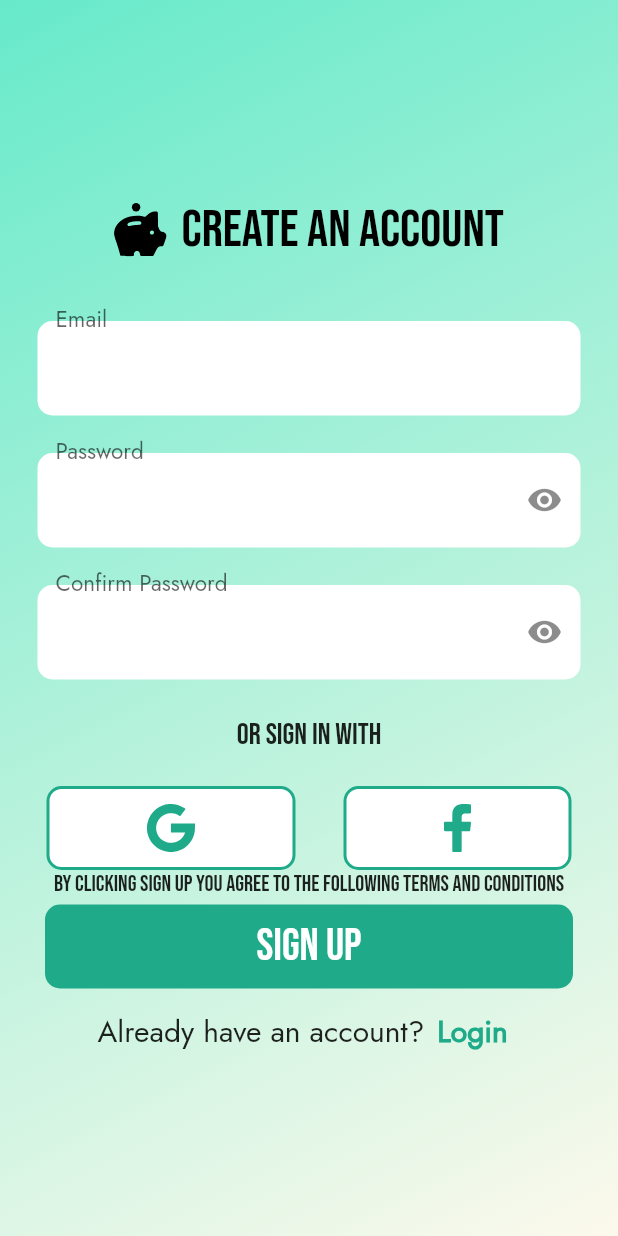
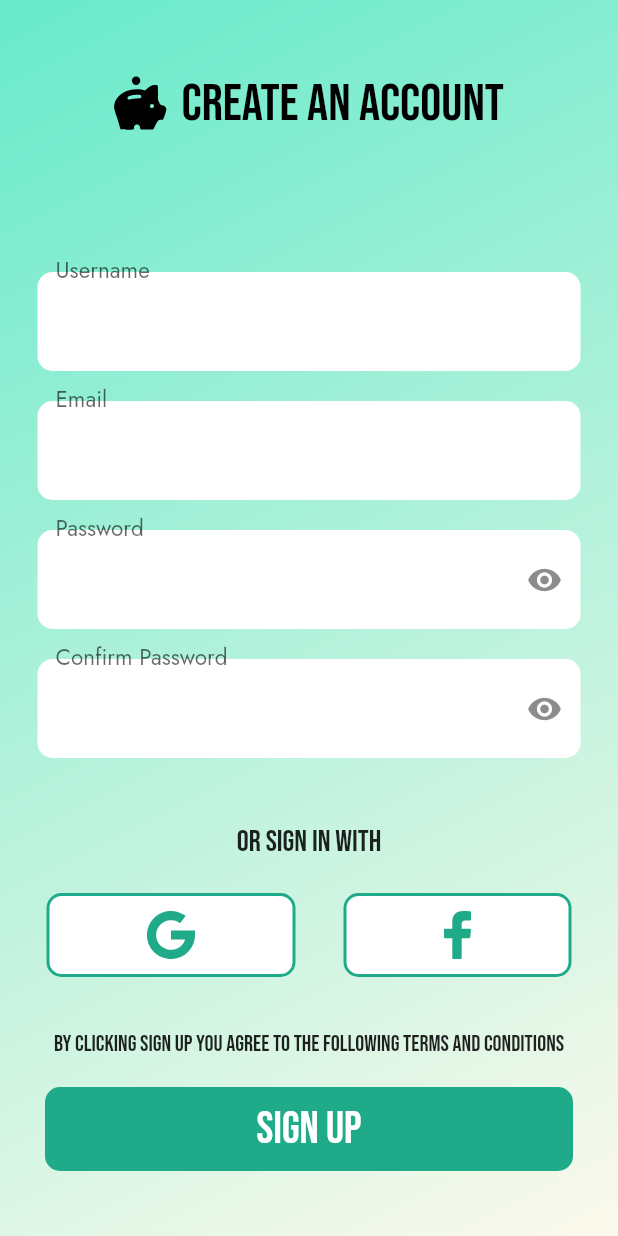
Before and after one commit to arskii/saveit_client, a Flutter app: the AuthScreen screen opened directly, after a tap on "Sign Up", on a phone screen of 412 x 824 dp. Run offline on Flutter 3.47's test engine with Material 2 defaults, Android fonts, the phone set to English and light mode, and no system bars; our stand-ins replace dio, flutter_svg, get.

Commit message:
Flex screens Expand Widgets

```diff
--- a/lib/components/main_button.dart
+++ b/lib/components/main_button.dart
@@ -18,7 +18,7 @@ class MainButton extends StatelessWidget {
     return InkWell(
       onTap: () => onTap(),
       child: Container(
-        margin: EdgeInsets.symmetric(vertical: 5, horizontal: 30),
+        margin: EdgeInsets.symmetric(vertical: 20, horizontal: 30),
         padding: EdgeInsets.symmetric(vertical: 10),
         decoration: BoxDecoration(
           borderRadius: BorderRadius.all(
--- a/lib/components/main_textfield.dart
+++ b/lib/components/main_textfield.dart
@@ -65,6 +65,7 @@ class MainTexfield extends StatelessWidget {
           labelText: labelText,
         ),
         style: TextStyle(
+          fontSize: 18,
           fontFamily: 'Jost',
         ),
       ),
--- a/lib/main.dart
+++ b/lib/main.dart
@@ -29,7 +29,7 @@ class MyApp extends StatelessWidget {
         primarySwatch: Colors.green,
         fontFamily: 'BebasNeue',
       ),
-      home: RemindersScreen(),
+      home: PinCodeScreen(),
     );
   }
 }
--- a/lib/screens/auth_screen.dart
+++ b/lib/screens/auth_screen.dart
@@ -49,7 +49,7 @@ class _AuthScreenState extends State<AuthScreen> {
               SizedBox(height: 50),
               MainButton(
                 onTap: () {
-                  Get.to(SignUP());
+                  Get.to(() => SignUpScreen());
                 },
                 text: 'Sign Up',
               ),
--- a/lib/screens/reminders_screen.dart
+++ b/lib/screens/reminders_screen.dart
@@ -33,7 +33,7 @@ class _RemindersScreenState extends State<RemindersScreen> {
             child: Column(
               children: [
                 Expanded(
-                  flex: 1,
+                  flex: 2,
                   child: Center(
                     child: Text(
                       'Reminders',
@@ -44,7 +44,7 @@ class _RemindersScreenState extends State<RemindersScreen> {
                   ),
                 ),
                 Expanded(
-                  flex: 7,
+                  flex: 10,
                   child: ListView(
                     children: [
                       RemindersCard(
@@ -86,7 +86,7 @@ class _RemindersScreenState extends State<RemindersScreen> {
                   ),
                 ),
                 Expanded(
-                  flex: 1,
+                  flex: 2,
                   child: Align(
                     child: MainButton(text: 'Add', onTap: () {}),
                     alignment: Alignment.bottomCenter,
--- a/lib/screens/signup_screen.dart
+++ b/lib/screens/signup_screen.dart
@@ -12,23 +12,25 @@ import 'package:http/http.dart';
 import '../components/social_button.dart';
 import '../constants.dart';
 
-class SignUP extends StatefulWidget {
-  SignUP({super.key});
+class SignUpScreen extends StatefulWidget {
+  SignUpScreen({super.key});
 
   @override
-  State<SignUP> createState() => _SignUPState();
+  State<SignUpScreen> createState() => _SignUpScreenState();
 }
 
-class _SignUPState extends State<SignUP> {
+class _SignUpScreenState extends State<SignUpScreen> {
   //text controlling
   final usernameController = TextEditingController();
+
+  final emailController = TextEditingController();
 
   final passwordController = TextEditingController();
 
   final repeatPasswordController = TextEditingController();
 
   final _formKey = GlobalKey<FormState>();
-  String? _email, _password, _returnPassword;
+  String? _username, _email, _password, _returnPassword;
 
   bool isHidden = true;
 
@@ -54,22 +56,38 @@ class _SignUPState extends State<SignUP> {
               child: Column(
                 mainAxisAlignment: MainAxisAlignment.center,
                 children: [
+                  // Welcome
+                  Expanded(
+                    flex: 1,
+                    child: TitleScreen(title: 'Create an account'),
+                  ),
+
+                  Expanded(
+                    flex: 3,
+                    child: Column(
+                      mainAxisAlignment: MainAxisAlignment.center,
+                      children: [
+                        MainTexfield(
+                          validator: (value) {
+                            if (value == null || value.isEmpty) {
+                              return '* Required';
+                            } else if (value.length < 4) {
+                              return "Username should be at least 4 characters";
+                            } else if (value.length > 30) {
+                              return "Username should not be greater than 30 characters";
+                            } else
+                              return null;
+                          },
+                          onSaved: (input) => _username = input!,
+                          keyboardType: TextInputType.text,
+                          controller: usernameController,
+                          labelText: 'Username',
+                          obscureText: false,
+                        ),
+
                         const SizedBox(
                           height: 20,
-                    width: 30,
                         ),
-
-                  // Welcome
-                  TitleScreen(title: 'Create an account'),
-
-                  const SizedBox(
-                    height: 40,
-                  ),
-
-                  // phone Textfield
-
-                  // email Textfield
-
                         MainTexfield(
                           validator: (value) {
                             if (value == null || value.isEmpty) {
@@ -87,13 +105,13 @@ class _SignUPState extends State<SignUP> {
                           },
                           onSaved: (input) => _email = input!,
                           keyboardType: TextInputType.emailAddress,
-                    controller: usernameController,
+                          controller: emailController,
                           labelText: 'Email',
                           obscureText: false,
                         ),
 
                         const SizedBox(
-                    height: 25,
+                          height: 20,
                         ),
 
                         // password Textfield
@@ -130,7 +148,7 @@ class _SignUPState extends State<SignUP> {
                         ),
 
                         const SizedBox(
-                    height: 25,
+                          height: 20,
                         ),
 
                         // repeat password
@@ -157,12 +175,16 @@ class _SignUPState extends State<SignUP> {
                             ),
                           ),
                         ),
-
-                  const SizedBox(
-                    height: 25,
+                      ],
+                    ),
                   ),
 
                   // or continue with
+                  Expanded(
+                    flex: 1,
+                    child: Column(
+                      mainAxisAlignment: MainAxisAlignment.start,
+                      children: [
                         Text(
                           'Or sign in with',
                           style: TextStyle(fontSize: 20.0),
@@ -179,20 +201,27 @@ class _SignUPState extends State<SignUP> {
                             children: [
                               SocialButton(
                                   onTap: () {},
-                            icon: SvgPicture.asset('assets/icons/google.svg')),
+                                  icon: SvgPicture.asset(
+                                      'assets/icons/google.svg')),
                               SocialButton(
                                 onTap: () {},
-                          icon: SvgPicture.asset('assets/icons/facebook.svg'),
+                                icon: SvgPicture.asset(
+                                    'assets/icons/facebook.svg'),
                               )
                             ],
                           ),
                         ),
-
+                      ],
+                    ),
+                  ),
+                  Expanded(
+                    flex: 1,
+                    child: Column(
+                      children: [
                         Text(
                           'By clicking SIGN UP you agree to the following Terms and Conditions',
                           style: TextStyle(fontSize: 15),
                         ),
-
                         MainButton(
                           onTap: () {
                             // Get.to(VerifyScreen());
@@ -200,34 +229,37 @@ class _SignUPState extends State<SignUP> {
                           },
                           text: 'Sign up',
                         ),
+                      ],
+                    ),
+                  ),
 
                   // google + apple signup
 
                   // forgot password
-                  Row(
-                    mainAxisAlignment: MainAxisAlignment.center,
-                    children: [
-                      Text(
-                        "Already have an account?",
-                        style: TextStyle(fontFamily: 'Jost', fontSize: 20),
-                      ),
-                      TextButton(
-                        onPressed: () {
-                          Get.to(LoginScreen());
-                          // _submit;
-                        },
-                        child: Text(
-                          'Login',
-                          style: TextStyle(
-                            fontFamily: 'Jost',
-                            color: accentColor,
-                            fontSize: 20,
-                            fontWeight: FontWeight.w800,
-                          ),
-                        ),
-                      )
-                    ],
-                  ),
+                  // Row(
+                  //   mainAxisAlignment: MainAxisAlignment.center,
+                  //   children: [
+                  //     Text(
+                  //       "Already have an account?",
+                  //       style: TextStyle(fontFamily: 'Jost', fontSize: 20),
+                  //     ),
+                  //     TextButton(
+                  //       onPressed: () {
+                  //         Get.to(LoginScreen());
+                  //         // _submit;
+                  //       },
+                  //       child: Text(
+                  //         'Login',
+                  //         style: TextStyle(
+                  //           fontFamily: 'Jost',
+                  //           color: accentColor,
+                  //           fontSize: 20,
+                  //           fontWeight: FontWeight.w800,
+                  //         ),
+                  //       ),
+                  //     )
+                  //   ],
+                  // ),
                 ],
               ),
             ),
@@ -252,10 +284,14 @@ class _SignUPState extends State<SignUP> {
         ),
         backgroundColor: Colors.green.shade300,
       ));
-      Map<String, dynamic> datauser = {'email': _email, 'password': _password};
+      Map<String, dynamic> datauser = {
+        'username': _username,
+        'email': _email,
+        'password': _password
+      };
       dynamic res = await ApiClient().registerUser(datauser);
       ScaffoldMessenger.of(context).hideCurrentSnackBar;
-      print('Email: $_email, Password: $_password');
+      print('Username: $_username, Email: $_email, Password: $_password');
       //if (res['ErrorCode'] == null)
       // {
       //   Get.to(LoginScreen());
```
Also changed, not shown: lib/api/api_client.dart (+9 -4 lines), lib/components/reminders_card.dart (+6 -3 lines), lib/screens/login_screen.dart (+35 -34 lines), lib/screens/pincode_screen.dart (+14 -7 lines), 1 other file. Lines whose indentation alone changed are shown as unchanged.
